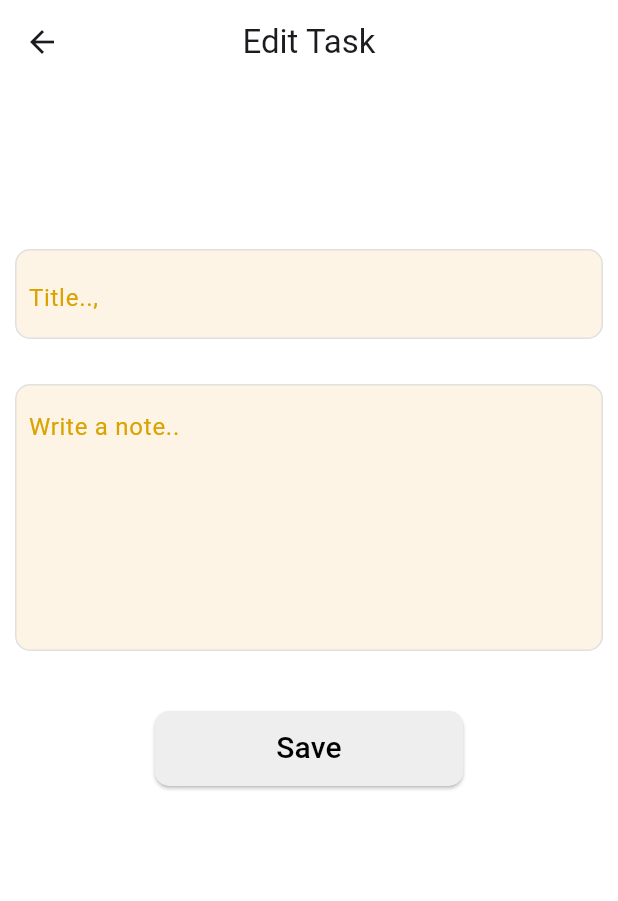
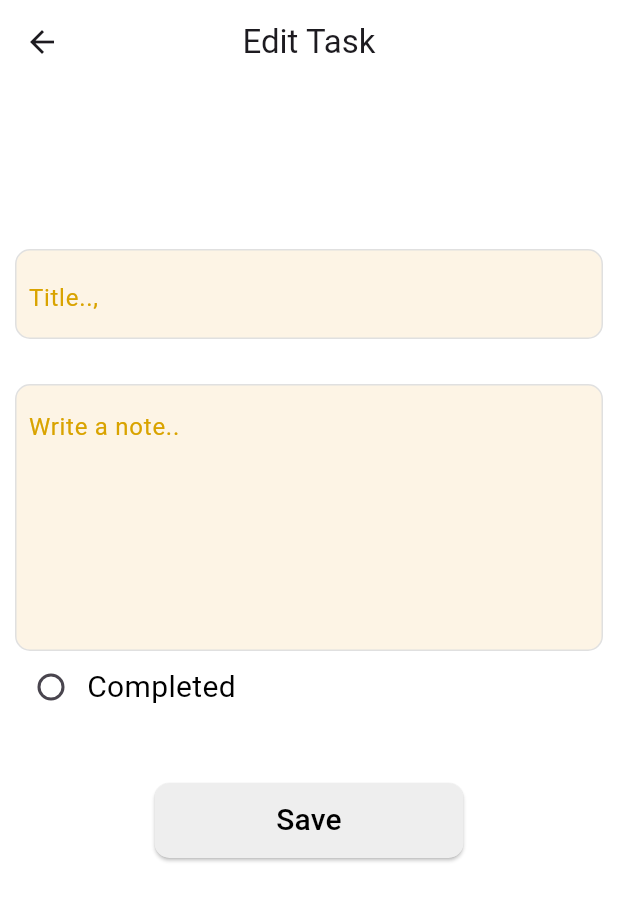
Before and after one commit to Sibin23/Note-App, a Flutter app: the ScreenTodoEdit screen opened directly with empty values, after a tap on "Save", on a phone screen of 412 x 824 dp. Shown: the top 901 px of the screen. Run offline on Flutter 3.47's test engine with Material 3 defaults, Android fonts, the phone set to English and light mode, and no system bars; our stand-ins replace bloc, equatable, flutter_bloc, google_fonts, lottie; missing offline and left inert: animated_snack_bar; network calls fail.

Commit message:
Todo app completed

```diff
--- a/note_app/lib/domain/services/todo_services.dart
+++ b/note_app/lib/domain/services/todo_services.dart
@@ -2,7 +2,6 @@ import 'dart:convert';
 
 import 'package:flutter/foundation.dart';
 import 'package:http/http.dart' as http;
-import 'package:note_app/core/constants/strings.dart';
 import 'package:note_app/domain/models/todo_model.dart';
 
 class ApiServices {
@@ -64,7 +63,7 @@ class ApiServices {
       'is_completed': todo.isCompleted,
     };
     try {
-      final response = await http.put(Uri.parse(baseUrl + todo.id.toString()),
+      final response = await http.put(Uri.parse('$endpoint/${todo.id}'),
           body: jsonEncode(body),
           headers: {'Content-Type': 'application/json'});
       if (response.statusCode == 201) {
@@ -86,7 +85,7 @@ class ApiServices {
 
   static Future<void> deleteTodo(String id) async {
     try {
-      final response = await http.delete(Uri.parse('$baseUrl/$id'));
+      final response = await http.delete(Uri.parse('$endpoint/$id'));
       if (response.statusCode == 200) {
         if (kDebugMode) {
           print("Todo Deleted");
--- a/note_app/lib/presentation/bloc/todo_bloc.dart
+++ b/note_app/lib/presentation/bloc/todo_bloc.dart
@@ -1,6 +1,5 @@
 import 'package:bloc/bloc.dart';
 import 'package:equatable/equatable.dart';
-import 'package:flutter/foundation.dart';
 import 'package:note_app/domain/models/todo_model.dart';
 import 'package:note_app/domain/services/todo_services.dart';
 
@@ -14,10 +13,6 @@ class TodoBloc extends Bloc<NoteEvent, TodoState> {
         emit(TodoLoading());
         try {
           final response = await ApiServices.fetchTodos();
-          if (kDebugMode) {
-            print("Response is $response");
-          }
-
           emit(TodoSuccess(response));
         } catch (e) {
           emit(TodoError(message: e.toString()));
@@ -30,11 +25,19 @@ class TodoBloc extends Bloc<NoteEvent, TodoState> {
               isCompleted: event.isCompleted));
           final response = await ApiServices.fetchTodos();
           emit(TodoSuccess(response));
-
-          // Optional: Update loaded todos after creation
-          // You might need to fetch todos again or update the state locally
-
-          // emit(const TodoSuccess([])); // This might not be necessary
+        } catch (e) {
+          emit(TodoError(message: e.toString()));
+        }
+      } else if (event is TodoUpdateEvent) {
+        try {
+          emit(TodoLoading());
+          await ApiServices.updateTodo(Todo(
+              id: event.id,
+              title: event.title,
+              description: event.description,
+              isCompleted: event.isCompleted));
+          final response = await ApiServices.fetchTodos();
+          emit(TodoSuccess(response));
         } catch (e) {
           emit(TodoError(message: e.toString()));
         }
--- a/note_app/lib/presentation/bloc/todo_event.dart
+++ b/note_app/lib/presentation/bloc/todo_event.dart
@@ -16,9 +16,15 @@ class NoteAddEvent extends NoteEvent {
 }
 
 class TodoUpdateEvent extends NoteEvent {
-  final Todo todo;
+  final String id;
+  final String title;
+  final String description;
+  final bool isCompleted;
   TodoUpdateEvent({
-    required this.todo,
+    required this.id,
+    required this.title,
+    required this.description,
+    required this.isCompleted,
   });
 }
 
--- a/note_app/lib/presentation/screens/edit_screen/screen_todo_edit.dart
+++ b/note_app/lib/presentation/screens/edit_screen/screen_todo_edit.dart
@@ -1,16 +1,16 @@
+import 'package:animated_snack_bar/animated_snack_bar.dart';
 import 'package:flutter/material.dart';
+import 'package:flutter_bloc/flutter_bloc.dart';
 import 'package:note_app/core/constants/colors.dart';
 import 'package:note_app/core/constants/constants.dart';
+import 'package:note_app/core/navigation/navigation_service.dart';
+import 'package:note_app/domain/models/todo_model.dart';
+import 'package:note_app/presentation/bloc/todo_bloc.dart';
+import 'package:note_app/presentation/screens/home/screen_home.dart';
 
 class ScreenTodoEdit extends StatefulWidget {
-  const ScreenTodoEdit(
-      {super.key,
-      required this.isCompleted,
-      required this.title,
-      required this.description});
-  final bool isCompleted;
-  final String title;
-  final String description;
+  const ScreenTodoEdit({super.key, required this.todo});
+  final Todo todo;
 
   @override
   State<ScreenTodoEdit> createState() => _ScreenTodoEditState();
@@ -19,17 +19,18 @@ class ScreenTodoEdit extends StatefulWidget {
 class _ScreenTodoEditState extends State<ScreenTodoEdit> {
   TextEditingController titleController = TextEditingController();
   TextEditingController descriptionController = TextEditingController();
+  final GlobalKey<FormState> formKey = GlobalKey<FormState>();
+
   @override
   void initState() {
-    titleController.text = widget.title;
-    descriptionController.text = widget.description;
+    titleController.text = widget.todo.title;
+    descriptionController.text = widget.todo.description;
     super.initState();
   }
 
   @override
   Widget build(BuildContext context) {
     final size = MediaQuery.of(context).size;
-
     return Scaffold(
       appBar: AppBar(
         surfaceTintColor: whitecolor,
@@ -41,6 +42,8 @@ class _ScreenTodoEditState extends State<ScreenTodoEdit> {
         child: SafeArea(
           child: Padding(
             padding: const EdgeInsets.all(10.0),
+            child: Form(
+              key: formKey,
               child: ListView(
                 children: [
                   const SizedBox(
@@ -87,11 +90,35 @@ class _ScreenTodoEditState extends State<ScreenTodoEdit> {
                       ),
                     ),
                   ),
+                  Row(
+                    mainAxisAlignment: MainAxisAlignment.start,
+                    children: [
+                      Checkbox(
+                        activeColor: blueColor,
+                        shape: const CircleBorder(),
+                        value: widget.todo.isCompleted,
+                        onChanged: (value) {
+                          setState(() {
+                            // Update the widget's isCompleted value
+                            widget.todo.isCompleted = value!;
+                          });
+                        },
+                      ),
+                      Text(
+                        "Completed",
+                        style: titleTextStyle,
+                      )
+                    ],
+                  ),
                   h40,
                   SizedBox(
                     width: size.width,
                     child: Center(
-                    child: MaterialButton(
+                      child: BlocBuilder<TodoBloc, TodoState>(
+                        buildWhen: (previous, currentState) =>
+                            currentState is TodoUpdateEvent,
+                        builder: (context, state) {
+                          return MaterialButton(
                             elevation: 1,
                             shape: RoundedRectangleBorder(
                                 borderRadius: BorderRadius.circular(10)),
@@ -99,15 +126,52 @@ class _ScreenTodoEditState extends State<ScreenTodoEdit> {
                             minWidth: size.width * 2 / 4,
                             height: 50,
                             color: Colors.grey.shade200,
-                      onPressed: () {},
+                            onPressed: () {
+                              if (formKey.currentState!.validate()) {
+                                context.read<TodoBloc>().add(TodoUpdateEvent(
+                                      id: widget.todo.id.toString(),
+                                      title: titleController.text.trim(),
+                                      description:
+                                          descriptionController.text.trim(),
+                                      isCompleted: widget.todo.isCompleted!,
+                                    ));
+                                if (state is TodoSuccess) {
+                                  print('hehehehe');
+                                  titleController.clear();
+                                  descriptionController.clear();
+                                  widget.todo.isCompleted = false;
+
+                                  NavigationService.instance.navigateUntil(
+                                    const ScreenHome(),
+                                    () {
+                                      context
+                                          .read<TodoBloc>()
+                                          .add(GetallNotesEvent());
+                                    },
+                                  );
+                                  customSnackBar(
+                                      context,
+                                      'Success',
+                                      "Todo Updated Successfully",
+                                      AnimatedSnackBarType.success);
+                                } else if (state is TodoError) {
+                                  customSnackBar(
+                                      context,'Error',
+                                      "Failed To Update Todo",
+                                     AnimatedSnackBarType.error);
+                                }
+                              }
+                            },
                             child: Text(
-                        'Save',
-                        style: buttonText,
+                                state is TodoLoading ? "Loading" : "Save",
+                                style: buttonText),
+                          );
+                        },
                       ),
                     ),
                   ),
-                )
                 ],
+              ),
             ),
           ),
         ),
--- a/note_app/lib/presentation/screens/home/screen_home.dart
+++ b/note_app/lib/presentation/screens/home/screen_home.dart
@@ -6,7 +6,6 @@ import 'package:note_app/core/navigation/navigation_service.dart';
 import 'package:note_app/presentation/bloc/todo_bloc.dart';
 import 'package:note_app/presentation/screens/add_screen/screen_todo_add.dart';
 import 'package:note_app/presentation/screens/home/widget/todo_card_widget.dart';
-import 'package:note_app/presentation/screens/todo_screen/screen_todo.dart';
 
 class ScreenHome extends StatelessWidget {
   const ScreenHome({super.key});
--- a/note_app/pubspec.yaml
+++ b/note_app/pubspec.yaml
@@ -7,6 +7,7 @@ environment:
   sdk: ^3.5.3
 
 dependencies:
+  animated_snack_bar: ^0.4.0
   cupertino_icons: ^1.0.8
   equatable: ^2.0.5
   flutter:
```
Also changed, not shown: note_app/lib/core/constants/constants.dart (+11 -0 lines), note_app/lib/core/navigation/navigation_service.dart (+15 -8 lines), note_app/lib/presentation/screens/add_screen/screen_todo_add.dart (+9 -16 lines), note_app/lib/presentation/screens/todo_screen/screen_todo.dart (+8 -6 lines), note_app/pubspec.lock. Lines whose indentation alone changed are shown as unchanged.
